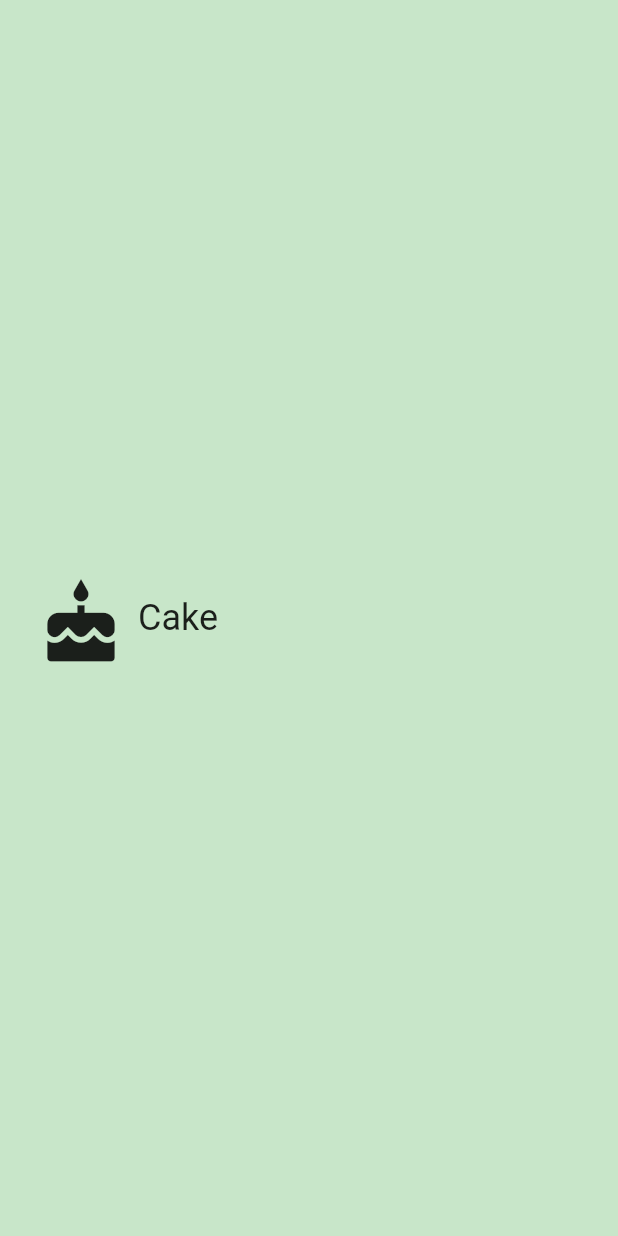
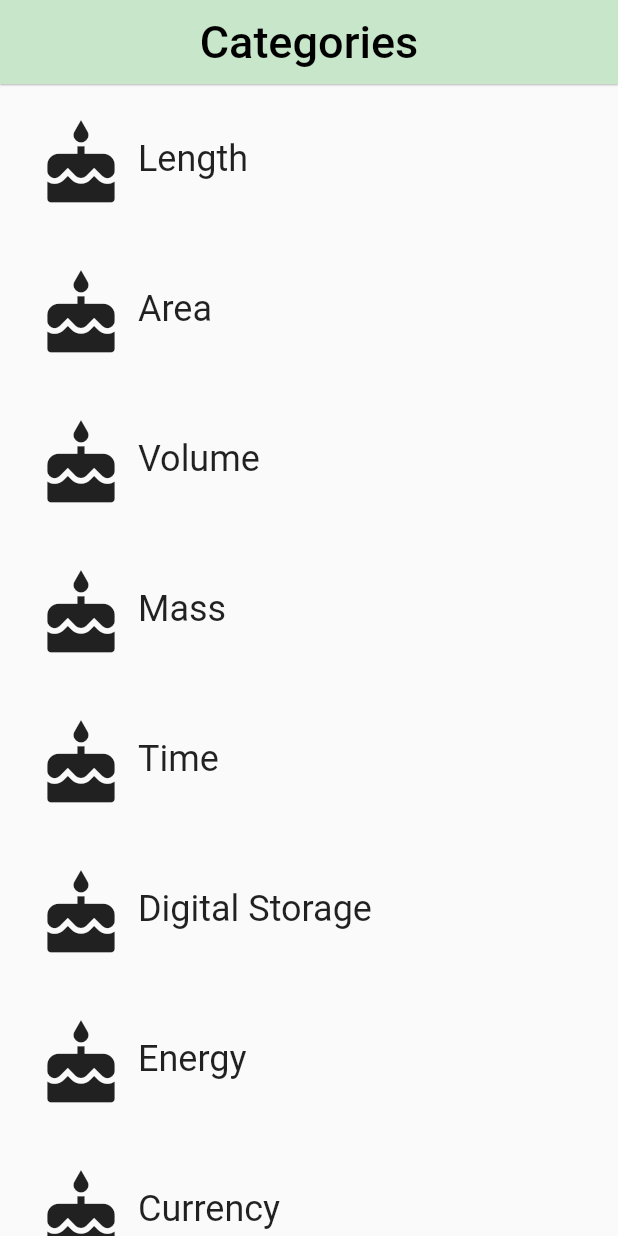
Before and after one commit to Mihango/catgeory_component_flutter, a Flutter app: the screen it shows after launch, on a phone screen of 412 x 824 dp. Run offline on Flutter 3.47's test engine with Material 2 defaults, Android fonts, the phone set to English and light mode, and no system bars.

Commit message:
show list

```diff
--- /dev/null
+++ b/lib/category_screen.dart
@@ -0,0 +1,64 @@
+import 'package:flutter/material.dart';
+import 'category.dart';
+
+final _backgroundColor = Colors.green[100];
+
+class CategoryScreen extends StatelessWidget {
+  const CategoryScreen();
+
+  static const _categoryNames = <String>[
+    'Length',
+    'Area',
+    'Volume',
+    'Mass',
+    'Time',
+    'Digital Storage',
+    'Energy',
+    'Currency'
+  ];
+
+  static const _baseColors = <Color>[
+    Colors.teal,
+    Colors.orange,
+    Colors.pinkAccent,
+    Colors.blueAccent,
+    Colors.yellow,
+    Colors.greenAccent,
+    Colors.purpleAccent,
+    Colors.red,
+  ];
+
+  @override
+  Widget build(BuildContext context) {
+    final listView = Container(
+      child: new ListView.builder(
+        itemCount: _categoryNames.length,
+        itemBuilder: (BuildContext context, int index) {
+          return Category(
+              name: _categoryNames[index],
+              color: _baseColors[index],
+              iconLocation: Icons.cake);
+        },
+      ),
+    );
+
+    final appBar = AppBar(
+      elevation: 0.5,
+      title: Text(
+        'Categories',
+        textAlign: TextAlign.center,
+        style: TextStyle(
+          color: Colors.black,
+          fontSize: 30,
+        ),
+      ),
+      centerTitle: true,
+      backgroundColor: _backgroundColor,
+    );
+
+    return Scaffold(
+      appBar: appBar,
+      body: listView,
+    );
+  }
+}
--- a/lib/main.dart
+++ b/lib/main.dart
@@ -1,9 +1,5 @@
 import 'package:flutter/material.dart';
-import 'package:task_02_category_widget/category.dart';
-
-const _categoryName = 'Cake';
-const _categoryIcon = Icons.cake;
-const _categoryColor = Colors.green;
+import 'category_screen.dart';
 
 void main() {
   runApp(UnitConverterApp());
@@ -18,11 +14,7 @@ class UnitConverterApp extends StatelessWidget {
       home: Scaffold(
         backgroundColor: Colors.green[100],
         body: Center(
-          child: Category(
-            name: _categoryName,
-            color: _categoryColor,
-            iconLocation: _categoryIcon,
-          )
+          child: CategoryScreen()
         ),
       ),
     );
```
